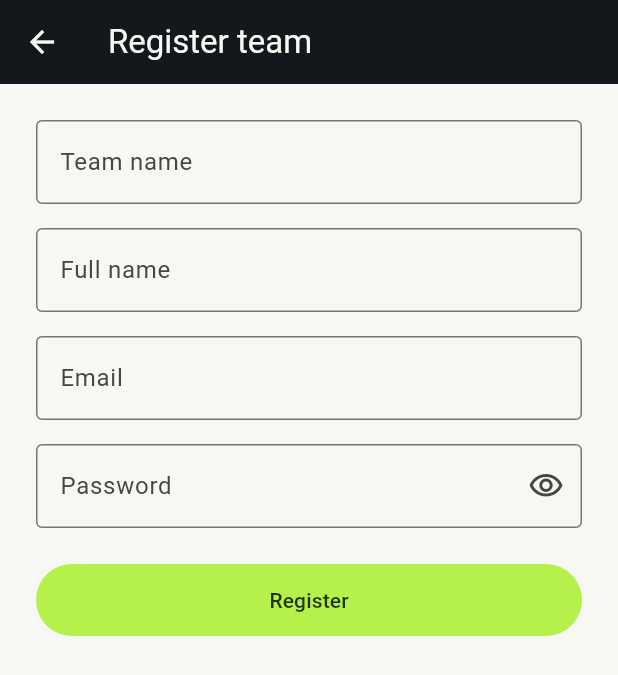
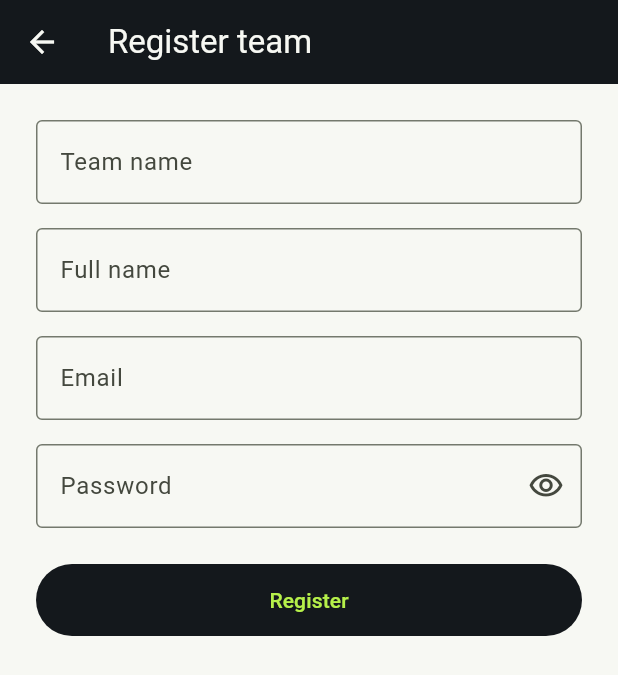
Before and after one commit to MKmagic-dev/simple-job-manager, a Flutter app: the LoginScreen screen opened directly, after a tap on "Sign in", after a tap on "Don't have an account? Register your tea", on a phone screen of 412 x 824 dp. Shown: the top 675 px of the screen. Run offline on Flutter 3.47's test engine with Material 3 defaults, Android fonts, the phone set to English and light mode, and no system bars; our stand-ins replace file_picker, flutter_dotenv, flutter_riverpod, go_router, image_picker, shared_preferences and 1 more; accounts and stored records are empty; generated files the repository leaves out were written again.

Commit message:
Show app name under the login logo; add more black via filled buttons
Filled buttons (login, confirms, primary form actions) now use a black
background with neon-green text instead of green-on-green, giving the
black/cream/neon palette more visual weight across the app per user
feedback that it still looked too light.

Co-Authored-By: Claude Sonnet 5 <noreply@anthropic.com>

```diff
--- a/lib/core/theme/app_theme.dart
+++ b/lib/core/theme/app_theme.dart
@@ -42,6 +42,12 @@ class AppTheme {
         backgroundColor: colorScheme.primary,
         foregroundColor: colorScheme.onPrimary,
       ),
+      filledButtonTheme: FilledButtonThemeData(
+        style: FilledButton.styleFrom(
+          backgroundColor: _ink,
+          foregroundColor: BrandingConfig.accentColor,
+        ),
+      ),
       outlinedButtonTheme: OutlinedButtonThemeData(
         style: OutlinedButton.styleFrom(
           foregroundColor: _ink,
--- a/lib/features/auth/presentation/login_screen.dart
+++ b/lib/features/auth/presentation/login_screen.dart
@@ -81,6 +81,15 @@ class _LoginScreenState extends ConsumerState<LoginScreen> {
                   crossAxisAlignment: CrossAxisAlignment.stretch,
                   children: [
                     Image.asset(BrandingConfig.logoAssetPath, height: 120),
+                    const SizedBox(height: 8),
+                    Text(
+                      BrandingConfig.appName,
+                      textAlign: TextAlign.center,
+                      style: Theme.of(context).textTheme.titleLarge?.copyWith(
+                        fontWeight: FontWeight.bold,
+                        letterSpacing: 0.5,
+                      ),
+                    ),
                     const SizedBox(height: 4),
                     Text(
                       l10n.loginSubtitle,
```
